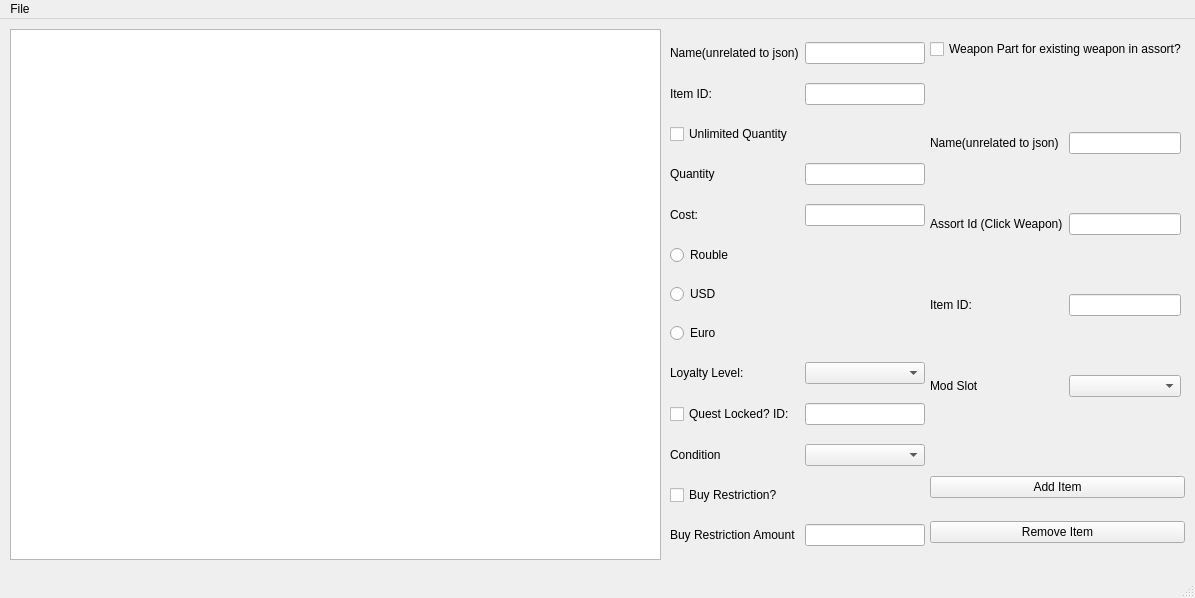
ThePi1/SPT-Trader-Builder, file src/gui_assort.ui: the form before one commit.
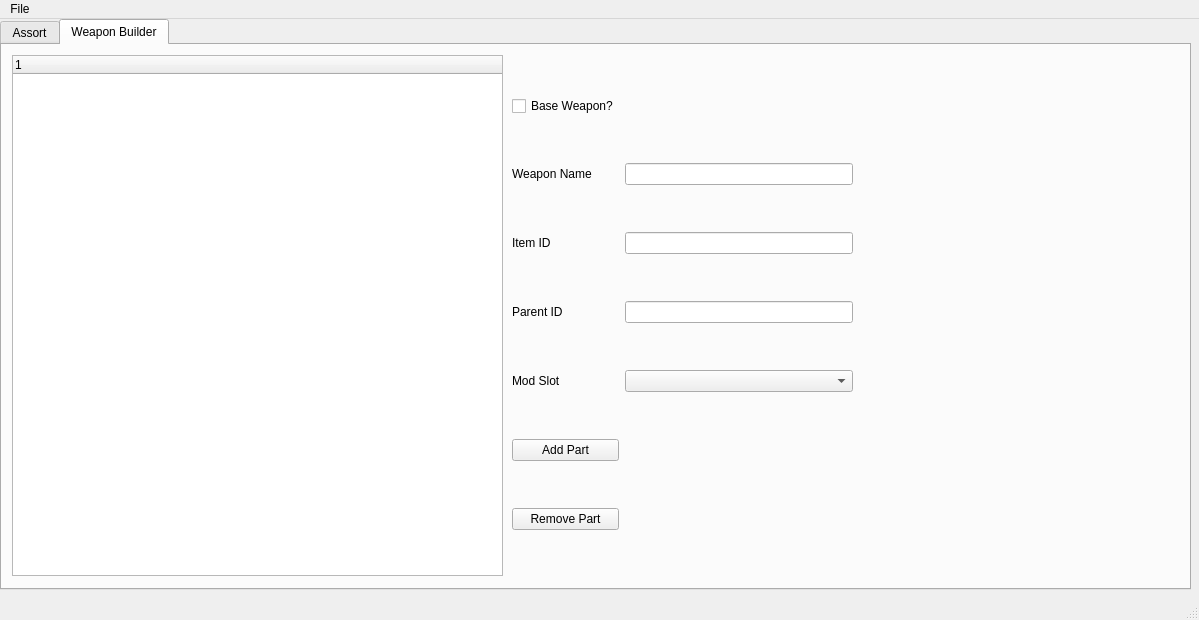
The form after the commit. The open tabs and pages were chosen to show the change.

```diff
--- a/src/gui_assort.ui
+++ b/src/gui_assort.ui
@@ -9,8 +9,8 @@
    <rect>
     <x>0</x>
     <y>0</y>
-    <width>1195</width>
-    <height>598</height>
+    <width>1199</width>
+    <height>620</height>
    </rect>
   </property>
   <property name="windowTitle">
@@ -20,16 +20,22 @@
    <enum>QTabWidget::Rounded</enum>
   </property>
   <widget class="QWidget" name="centralwidget">
-   <widget class="QTableWidget" name="ab_table">
+   <widget class="QTabWidget" name="ab_assort_tab">
     <property name="geometry">
      <rect>
-      <x>10</x>
-      <y>10</y>
-      <width>651</width>
-      <height>531</height>
+      <x>0</x>
+      <y>0</y>
+      <width>1191</width>
+      <height>571</height>
      </rect>
     </property>
-   </widget>
+    <property name="currentIndex">
+     <number>0</number>
+    </property>
+    <widget class="QWidget" name="ab_assort">
+     <attribute name="title">
+      <string>Assort</string>
+     </attribute>
    <widget class="QWidget" name="gridLayoutWidget">
     <property name="geometry">
      <rect>
@@ -183,7 +189,7 @@
      </item>
     </layout>
    </widget>
-   <widget class="QWidget" name="gridLayoutWidget_3">
+     <widget class="QTableWidget" name="ab_table">
     <property name="geometry">
      <rect>
       <x>930</x>
@@ -212,47 +218,166 @@
      </rect>
     </property>
     <layout class="QGridLayout" name="gridLayout_4">
-     <item row="0" column="2">
-      <widget class="QLineEdit" name="ab_partname_edit"/>
-     </item>
-     <item row="0" column="0">
-      <widget class="QLabel" name="ab_partname">
-       <property name="text">
-        <string>Name(unrelated to json)</string>
-       </property>
-      </widget>
-     </item>
-     <item row="2" column="0">
+       <item row="2" column="2">
+        <widget class="QComboBox" name="ab_modslot_combo"/>
+       </item>
+       <item row="1" column="0">
       <widget class="QLabel" name="ab_weapid">
        <property name="text">
         <string>Item ID:</string>
        </property>
       </widget>
      </item>
-     <item row="1" column="0">
+       <item row="2" column="0">
+        <widget class="QLabel" name="ab_modslot">
+         <property name="text">
+          <string>Mod Slot</string>
+         </property>
+        </widget>
+       </item>
+       <item row="0" column="0">
       <widget class="QLabel" name="ab_mongo">
        <property name="text">
         <string>Assort Id (Click Weapon)</string>
        </property>
       </widget>
      </item>
-     <item row="1" column="2">
+       <item row="0" column="2">
       <widget class="QLineEdit" name="ab_weapmongo_edit"/>
      </item>
-     <item row="2" column="2">
+       <item row="1" column="2">
       <widget class="QLineEdit" name="ab_partid_edit"/>
      </item>
-     <item row="3" column="2">
-      <widget class="QComboBox" name="ab_modslot_combo"/>
+      </layout>
+     </widget>
+     <widget class="QWidget" name="gridLayoutWidget_3">
+      <property name="geometry">
+       <rect>
+        <x>930</x>
+        <y>10</y>
+        <width>252</width>
+        <height>41</height>
+       </rect>
+      </property>
+      <layout class="QGridLayout" name="gridLayout_3">
+       <item row="0" column="0">
+        <widget class="QCheckBox" name="ab_weappart_check">
+         <property name="text">
+          <string>Weapon Part for existing weapon in assort?</string>
+         </property>
+        </widget>
+       </item>
+      </layout>
+     </widget>
+    </widget>
+    <widget class="QWidget" name="ab_weaponbuilder">
+     <attribute name="title">
+      <string>Weapon Builder</string>
+     </attribute>
+     <widget class="QTreeWidget" name="treeWidget">
+      <property name="geometry">
+       <rect>
+        <x>10</x>
+        <y>10</y>
+        <width>491</width>
+        <height>521</height>
+       </rect>
+      </property>
+      <column>
+       <property name="text">
+        <string notr="true">1</string>
+       </property>
+      </column>
+     </widget>
+     <widget class="QWidget" name="gridLayoutWidget_5">
+      <property name="geometry">
+       <rect>
+        <x>510</x>
+        <y>10</y>
+        <width>341</width>
+        <height>521</height>
+       </rect>
+      </property>
+      <layout class="QGridLayout" name="gridLayout_5">
+       <item row="6" column="0">
+        <widget class="QPushButton" name="wb_removepart_button">
+         <property name="text">
+          <string>Remove Part</string>
+         </property>
+        </widget>
+       </item>
+       <item row="2" column="1">
+        <widget class="QLineEdit" name="wb_itemid_edit"/>
+       </item>
+       <item row="2" column="0">
+        <widget class="QLabel" name="label">
+         <property name="toolTip">
+          <string>&lt;html&gt;&lt;head/&gt;&lt;body&gt;&lt;p&gt;The Mongo ID associated with the weapon part.&lt;/p&gt;&lt;/body&gt;&lt;/html&gt;</string>
+         </property>
+         <property name="text">
+          <string>Item ID</string>
+         </property>
+        </widget>
+       </item>
+       <item row="4" column="0">
+        <widget class="QLabel" name="wb_modslot">
+         <property name="toolTip">
+          <string>&lt;html&gt;&lt;head/&gt;&lt;body&gt;&lt;p&gt;What slot will the part fill.&lt;/p&gt;&lt;/body&gt;&lt;/html&gt;</string>
+         </property>
+         <property name="text">
+          <string>Mod Slot</string>
+         </property>
+        </widget>
+       </item>
+       <item row="3" column="1">
+        <widget class="QLineEdit" name="wb_parentId_edit"/>
+       </item>
+       <item row="5" column="0">
+        <widget class="QPushButton" name="wb_addpart_button">
+         <property name="text">
+          <string>Add Part</string>
+         </property>
+        </widget>
+       </item>
+       <item row="4" column="1">
+        <widget class="QComboBox" name="wb_modslot_combo"/>
+       </item>
+       <item row="0" column="0">
+        <widget class="QCheckBox" name="wb_base_check">
+         <property name="toolTip">
+          <string>&lt;html&gt;&lt;head/&gt;&lt;body&gt;&lt;p&gt;Is this the first part of an entire weapon? Use the lower reciever to begin.&lt;/p&gt;&lt;/body&gt;&lt;/html&gt;</string>
+         </property>
+         <property name="text">
+          <string>Base Weapon?</string>
+         </property>
+        </widget>
      </item>
      <item row="3" column="0">
-      <widget class="QLabel" name="ab_modslot">
+        <widget class="QLabel" name="wb_parentid">
+         <property name="toolTip">
+          <string>&lt;html&gt;&lt;head/&gt;&lt;body&gt;&lt;p&gt;The base weapon mongo ID. Click weapon or weapon part. in tree view to fill. eg. the lower reciever for an upper reciever (m4) or the handgaurd for a foregrip/rail.&lt;/p&gt;&lt;/body&gt;&lt;/html&gt;</string>
+         </property>
        <property name="text">
-        <string>Mod Slot</string>
+          <string>Parent ID</string>
        </property>
       </widget>
      </item>
-    </layout>
+       <item row="1" column="0">
+        <widget class="QLabel" name="wb_weaponname">
+         <property name="toolTip">
+          <string>&lt;html&gt;&lt;head/&gt;&lt;body&gt;&lt;p&gt;The name for the weapon as a whole for organization purposes.&lt;/p&gt;&lt;/body&gt;&lt;/html&gt;</string>
+         </property>
+         <property name="text">
+          <string>Weapon Name</string>
+         </property>
+        </widget>
+       </item>
+       <item row="1" column="1">
+        <widget class="QLineEdit" name="wb_weaponname_edit"/>
+       </item>
+      </layout>
+     </widget>
+    </widget>
    </widget>
   </widget>
   <widget class="QMenuBar" name="menubar">
@@ -260,7 +385,7 @@
     <rect>
      <x>0</x>
      <y>0</y>
-     <width>1195</width>
+     <width>1199</width>
      <height>22</height>
     </rect>
    </property>
```
Left out of the diff: 49 changed lines with no effect on the pictures. Lines whose indentation alone changed are shown as unchanged.
